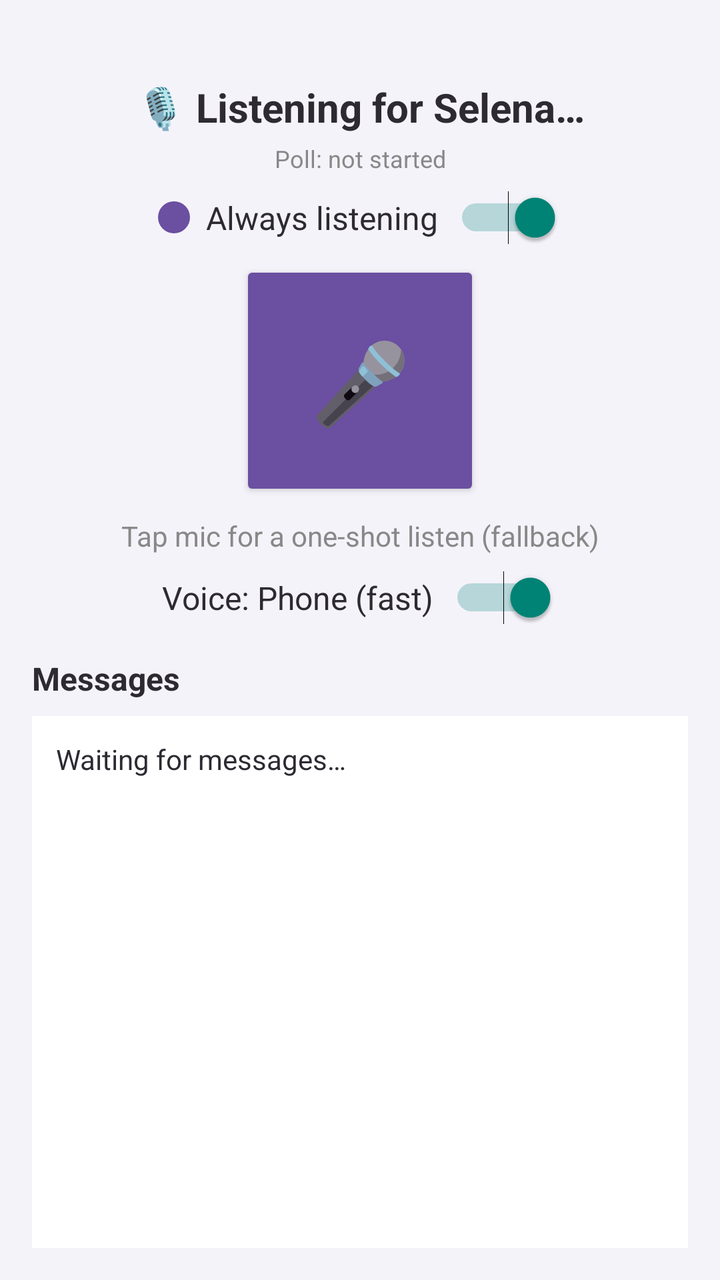
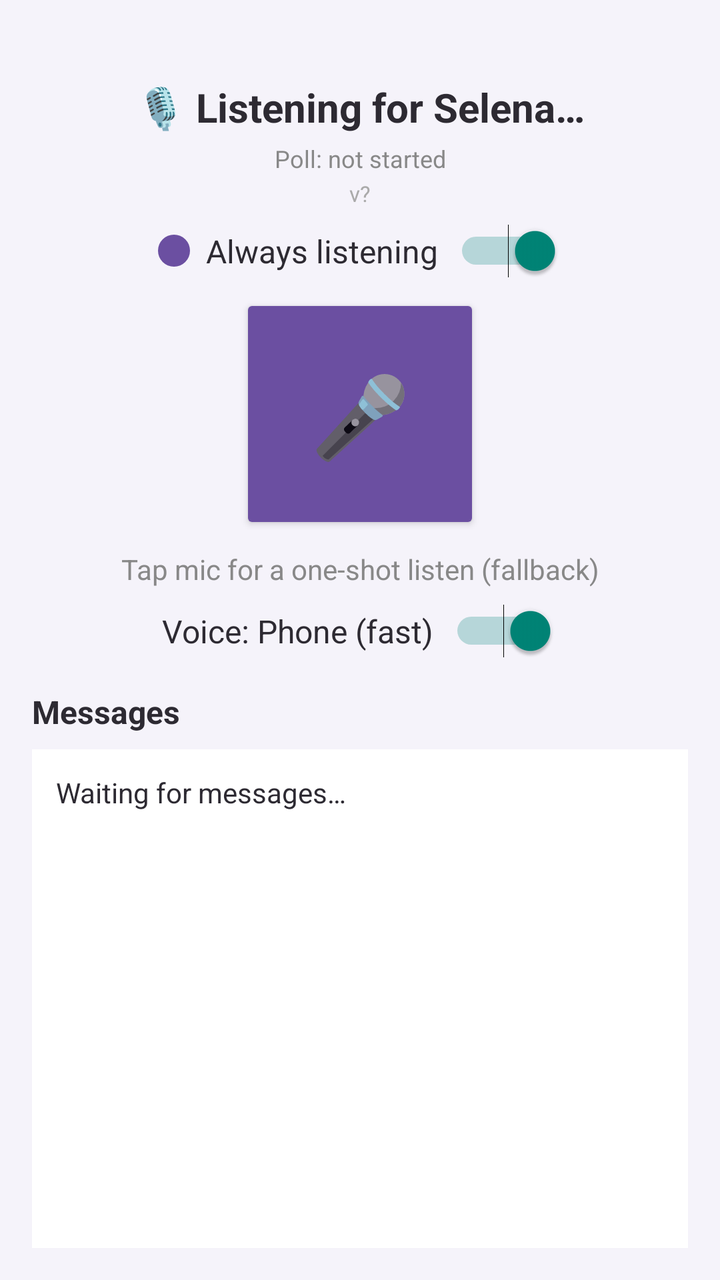

Before-and-after screenshots of an Android layout around one commit, followed by the original layout XML and the change that was made.
<!-- AndroidManifest.xml: application theme android:Theme.Material.Light.NoActionBar -->
<!-- res/layout/activity_main.xml -->
<?xml version="1.0" encoding="utf-8"?>
<LinearLayout xmlns:android="http://schemas.android.com/apk/res/android"
    android:layout_width="match_parent"
    android:layout_height="match_parent"
    android:orientation="vertical"
    android:background="@color/selena_light"
    android:padding="16dp">

    
    <TextView
        android:id="@+id/statusText"
        android:layout_width="match_parent"
        android:layout_height="wrap_content"
        android:text="🎙️ Listening for Selena…"
        android:textSize="20sp"
        android:textStyle="bold"
        android:textColor="@color/selena_dark"
        android:gravity="center"
        android:paddingTop="24dp"
        android:paddingBottom="4dp" />

    
    <TextView
        android:id="@+id/pollStatusText"
        android:layout_width="match_parent"
        android:layout_height="wrap_content"
        android:text="Poll: not started"
        android:textSize="12sp"
        android:textColor="#888888"
        android:gravity="center"
        android:paddingBottom="8dp" />

    
    <LinearLayout
        android:layout_width="match_parent"
        android:layout_height="wrap_content"
        android:orientation="horizontal"
        android:gravity="center"
        android:paddingBottom="8dp">

        <View
            android:id="@+id/pulseDot"
            android:layout_width="16dp"
            android:layout_height="16dp"
            android:layout_marginEnd="8dp"
            android:background="@drawable/pulse_dot" />

        <TextView
            android:layout_width="wrap_content"
            android:layout_height="wrap_content"
            android:text="Always listening"
            android:textSize="16sp"
            android:textColor="@color/selena_dark"
            android:paddingEnd="8dp" />

        <Switch
            android:id="@+id/alwaysOnSwitch"
            android:layout_width="wrap_content"
            android:layout_height="wrap_content"
            android:checked="true" />
    </LinearLayout>

    
    <Button
        android:id="@+id/micButton"
        android:layout_width="120dp"
        android:layout_height="120dp"
        android:layout_gravity="center"
        android:text="🎤"
        android:textSize="40sp"
        android:backgroundTint="@color/selena_purple" />

    <TextView
        android:layout_width="match_parent"
        android:layout_height="wrap_content"
        android:text="Tap mic for a one-shot listen (fallback)"
        android:textSize="14sp"
        android:textColor="#888888"
        android:gravity="center"
        android:paddingTop="8dp"
        android:paddingBottom="8dp" />

    
    <LinearLayout
        android:layout_width="match_parent"
        android:layout_height="wrap_content"
        android:orientation="horizontal"
        android:gravity="center"
        android:paddingBottom="16dp">

        <TextView
            android:id="@+id/voiceModeLabel"
            android:layout_width="wrap_content"
            android:layout_height="wrap_content"
            android:text="Voice: Phone (fast)"
            android:textSize="16sp"
            android:textColor="@color/selena_dark"
            android:paddingEnd="8dp" />

        <Switch
            android:id="@+id/voiceModeSwitch"
            android:layout_width="wrap_content"
            android:layout_height="wrap_content"
            android:checked="true" />
    </LinearLayout>

    
    <TextView
        android:layout_width="match_parent"
        android:layout_height="wrap_content"
        android:text="Messages"
        android:textSize="16sp"
        android:textStyle="bold"
        android:textColor="@color/selena_dark"
        android:paddingBottom="8dp" />

    <ScrollView
        android:id="@+id/logScroll"
        android:layout_width="match_parent"
        android:layout_height="0dp"
        android:layout_weight="1"
        android:background="#FFFFFF">

        <TextView
            android:id="@+id/logText"
            android:layout_width="match_parent"
            android:layout_height="wrap_content"
            android:text="Waiting for messages…\n"
            android:textSize="14sp"
            android:textColor="@color/selena_dark"
            android:padding="12dp" />
    </ScrollView>

</LinearLayout>
<!-- resources referenced by this layout -->
<resources>
  <color name="selena_dark">#2D2A32</color>
  <color name="selena_light">#F5F3FA</color>
  <color name="selena_purple">#6B4FA1</color>
  <!-- drawable pulse_dot (drawable) -->
  <?xml version="1.0" encoding="utf-8"?>
  <shape xmlns:android="http://schemas.android.com/apk/res/android"
      android:shape="oval">
      <solid android:color="@color/selena_purple" />
  </shape>
</resources>

<!-- the commit's change to res/layout/activity_main.xml (unified diff, before → after) -->
@@ -27,6 +27,17 @@
         android:text="Poll: not started"
         android:textSize="12sp"
         android:textColor="#888888"
+        android:gravity="center"
+        android:paddingBottom="2dp" />
+
+    
+    <TextView
+        android:id="@+id/versionText"
+        android:layout_width="match_parent"
+        android:layout_height="wrap_content"
+        android:text="v?"
+        android:textSize="11sp"
+        android:textColor="#AAAAAA"
         android:gravity="center"
         android:paddingBottom="8dp" />
 
